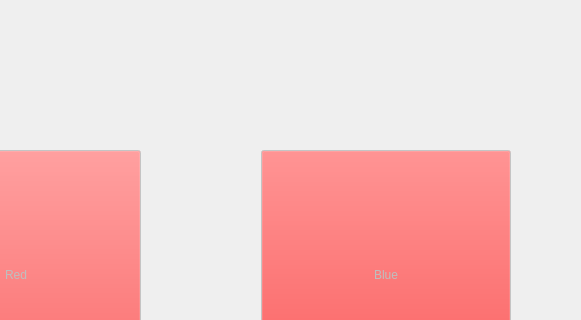
Qt form mainwindow.ui (sdutson/SimonGame) before a commit; both pictures show x 219 to 800 and y 0 to 320 of the 800 by 600 pixel window.
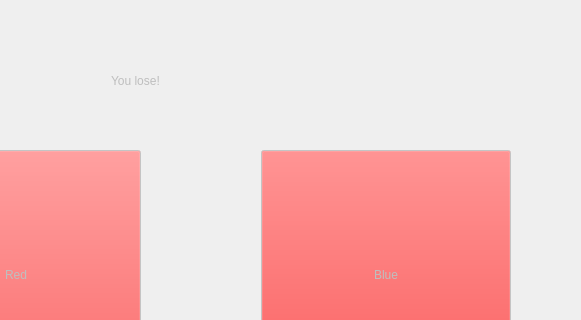
The same form after that commit.

Commit message: Added implementation for gameOver message

Patch:
```diff
--- a/mainwindow.ui
+++ b/mainwindow.ui
@@ -152,6 +152,22 @@
      <number>0</number>
     </property>
    </widget>
+   <widget class="QLabel" name="loseMessage">
+    <property name="enabled">
+     <bool>false</bool>
+    </property>
+    <property name="geometry">
+     <rect>
+      <x>330</x>
+      <y>30</y>
+      <width>421</width>
+      <height>101</height>
+     </rect>
+    </property>
+    <property name="text">
+     <string>You lose!</string>
+    </property>
+   </widget>
   </widget>
   <widget class="QMenuBar" name="menubar">
    <property name="geometry">
```
The commit also changes 4 other files.
